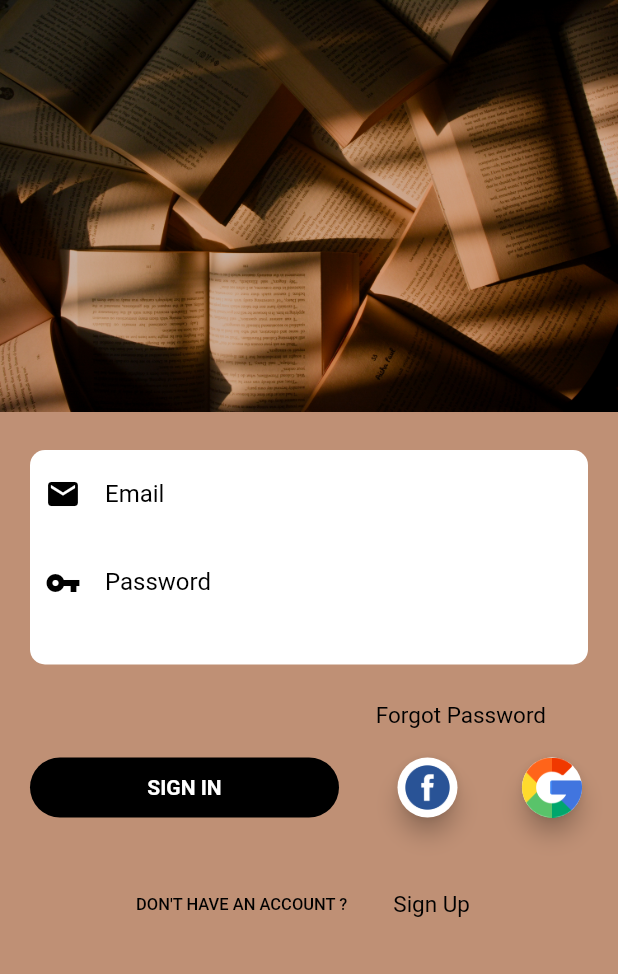
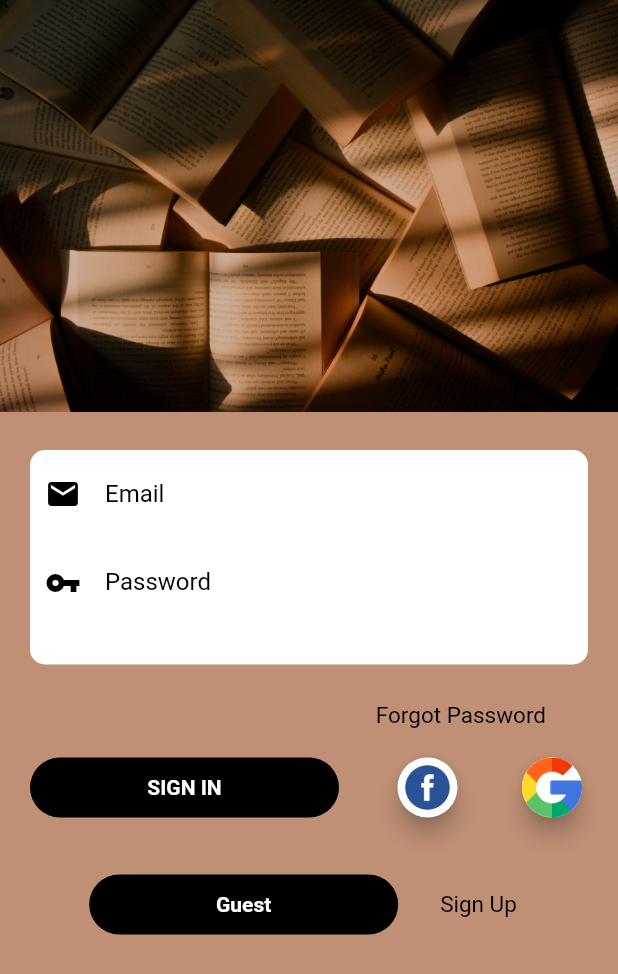
Before and after one commit to tomoya187/library_app, a Flutter app: the screen it shows after launch, on a phone screen of 412 x 824 dp. Shown: the top 974 px of the screen. Run offline on Flutter 3.47's test engine with Material 2 defaults, Android fonts, the phone set to English and light mode, and no system bars; our stand-ins replace cloud_firestore, email_validator, firebase_auth, firebase_core; accounts and stored records are empty.

Commit message:
Sign In Anon
Signing in as guest is complete

```diff
--- /dev/null
+++ b/lib/pages/authenticate.dart
@@ -0,0 +1,18 @@
+import 'package:flutter/material.dart';
+import 'package:library_app/pages/signIn.dart';
+
+class Authenticate extends StatefulWidget {
+  const Authenticate({Key? key}) : super(key: key);
+
+  @override
+  State<Authenticate> createState() => _AuthenticateState();
+}
+
+class _AuthenticateState extends State<Authenticate> {
+  @override
+  Widget build(BuildContext context) {
+    return Container(
+      child: signIn(),
+    );
+  }
+}
--- a/lib/pages/signIn.dart
+++ b/lib/pages/signIn.dart
@@ -3,7 +3,9 @@ import 'package:firebase_core/firebase_core.dart';
 import 'package:flutter/material.dart';
 import 'package:flutter/services.dart';
 import 'package:library_app/pages/SignUp.dart';
+import 'package:library_app/pages/userBooks.dart';
 import 'package:library_app/pages/ForgotPassword.dart';
+import 'package:library_app/services/auth.dart';
 
 
 void main() {
@@ -56,6 +58,9 @@ class MainPage extends StatefulWidget {
 }
 
 class _MainPageState extends State<MainPage> {
+
+  final AuthService _auth = AuthService();
+
   double getSmallDiameter(BuildContext context) =>
       MediaQuery
           .of(context)
@@ -170,6 +175,15 @@ class _MainPageState extends State<MainPage> {
                             .width * 0.5,
                         height: 40,
                         child: Container(
+                          decoration: BoxDecoration(
+                              borderRadius: BorderRadius.circular(20),
+                              gradient: const LinearGradient(
+                                  colors: [
+                                    Colors.black, //Come back to this
+                                    Colors.black
+                                  ],
+                                  begin: Alignment.topCenter,
+                                  end: Alignment.bottomCenter)),
                           child: Material(
                             borderRadius: BorderRadius.circular(20),
                             color: Colors.transparent,
@@ -182,7 +196,7 @@ class _MainPageState extends State<MainPage> {
                                 User? user = await loginUsingEmailPassword(email: _emailController.text, password: _passwordController.text, context: context);
                                 print(user);
                                 if(user != null){
-                                  Navigator.of(context).pushReplacement(MaterialPageRoute(builder: (context)=> signUp()));
+                                  Navigator.of(context).pushReplacement(MaterialPageRoute(builder: (context)=> const userBooks()));
                                 }
 
 
@@ -197,15 +211,6 @@ class _MainPageState extends State<MainPage> {
                               ),
                             ),
                           ),
-                          decoration: BoxDecoration(
-                              borderRadius: BorderRadius.circular(20),
-                              gradient: const LinearGradient(
-                                  colors: [
-                                    Colors.black, //Come back to this
-                                    Colors.black
-                                  ],
-                                  begin: Alignment.topCenter,
-                                  end: Alignment.bottomCenter)),
                         ),
                       ),
                       FloatingActionButton(
@@ -232,12 +237,49 @@ class _MainPageState extends State<MainPage> {
                 Row(
                   mainAxisAlignment: MainAxisAlignment.center,
                   children: <Widget>[
-                    Text(
-                      "DON'T HAVE AN ACCOUNT ? ",
-                      style: TextStyle(
-                          fontSize: 11,
-                          color: Colors.black,
-                          fontWeight: FontWeight.w500),
+                    SizedBox(
+                      width: MediaQuery
+                          .of(context)
+                          .size
+                          .width * 0.5,
+                      height: 40,
+                      child: Container(
+                        decoration: BoxDecoration(
+                            borderRadius: BorderRadius.circular(20),
+                            gradient: const LinearGradient(
+                                colors: [
+                                  Colors.black, //Come back to this
+                                  Colors.black
+                                ],
+                                begin: Alignment.topCenter,
+                                end: Alignment.bottomCenter)),
+                        child: Material(
+                          borderRadius: BorderRadius.circular(20),
+                          color: Colors.transparent,
+                          child: InkWell(
+                            borderRadius: BorderRadius.circular(20),
+                            splashColor: Colors.amber,
+                            onTap: () async{
+                              dynamic result = await _auth.signInAnon();
+                              if(result == null){
+                                print("error signing in");
+                              }else{
+                                print("signed in");
+                                print(result);
+                                Navigator.of(context).pushReplacement(MaterialPageRoute(builder: (context)=> const userBooks()));
+                              }
+                            },
+                            child: const Center(
+                              child: Text(
+                                "Guest",
+                                style: TextStyle(
+                                    color: Colors.white,
+                                    fontWeight: FontWeight.w700),
+                              ),
+                            ),
+                          ),
+                        ),
+                      ),
                     ),
                     Padding(
                       padding: const EdgeInsets.fromLTRB(20, 0, 0, 0),
--- a/lib/pages/signUp.dart
+++ b/lib/pages/signUp.dart
@@ -2,7 +2,7 @@ import 'package:flutter/material.dart';
 import 'package:firebase_auth/firebase_auth.dart';
 import 'package:firebase_core/firebase_core.dart';
 import 'package:flutter/services.dart';
-import 'package:library_app/pages/signIn.dart';
+import 'package:library_app/pages/userBooks.dart';
 import 'package:email_validator/email_validator.dart';
 
 void main() async{
@@ -184,7 +184,7 @@ class _MainPageState extends State<MainPage> {
 
                                     Navigator.push(context,
                                         MaterialPageRoute(
-                                            builder: (context) => signIn()));
+                                            builder: (context) => userBooks()));
                                   }
                                 }
 
--- a/pubspec.yaml
+++ b/pubspec.yaml
@@ -40,6 +40,7 @@ dependencies:
   #Firebase Auth and Firebase Core
   firebase_core: ^1.23.0
   firebase_auth: ^3.10.0
+  cloud_firestore: ^3.5.0
 
 dev_dependencies:
   flutter_test:
```
Also changed, not shown: lib/main.dart (+6 -2 lines), lib/pages/userBooks.dart (added, +110 -0 lines), lib/pages/wrapper.dart (added, +12 -0 lines), lib/services/auth.dart (added, +26 -0 lines), pubspec.lock, 1 other file.
